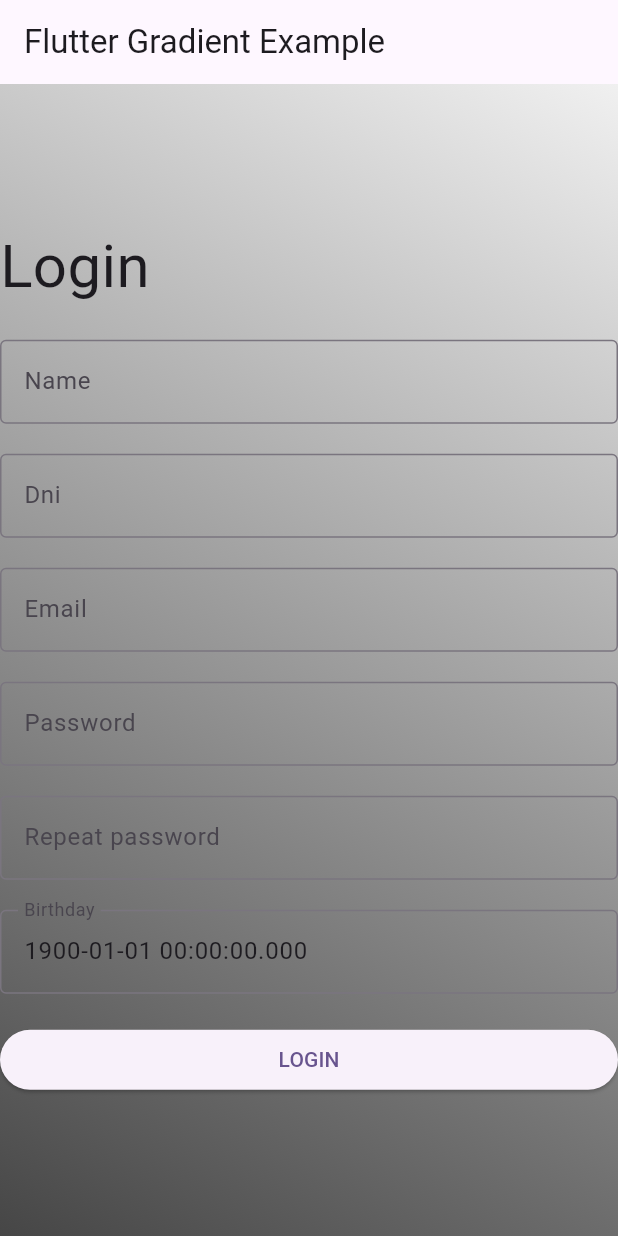
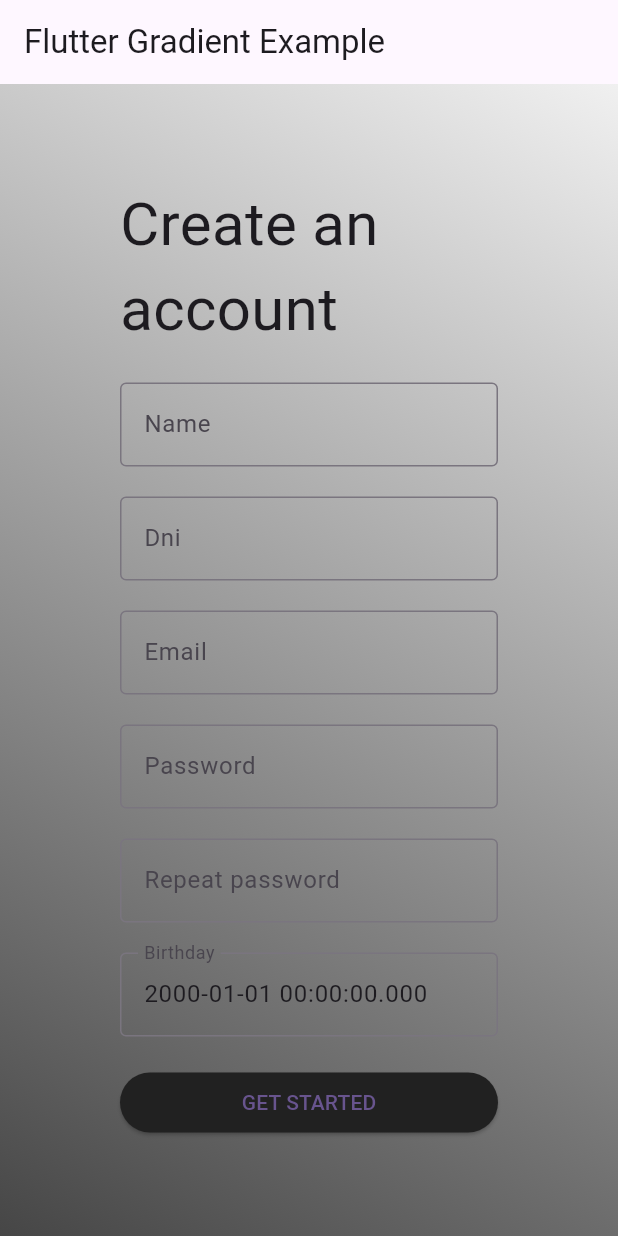
Before and after one commit to alejmnz0/Fiya, a Flutter app: the screen it shows after launch, on a phone screen of 412 x 824 dp. Run offline on Flutter 3.47's test engine with Material 3 defaults, Android fonts, the light colour scheme and no system bars; our stand-ins replace bloc, flutter_bloc.

Commit message:
little changes

```diff
--- a/fiya_front/lib/ui/pages/register_page.dart
+++ b/fiya_front/lib/ui/pages/register_page.dart
@@ -3,6 +3,7 @@ import 'package:fiya_front/repositories/user_repository_impl.dart';
 import 'package:flutter_bloc/flutter_bloc.dart';
 import 'package:fiya_front/repositories/user_repository.dart';
 import 'package:flutter/material.dart';
+import 'package:intl/intl.dart';
 
 class RegisterPage extends StatefulWidget {
   const RegisterPage({super.key});
@@ -20,7 +21,7 @@ class _RegisterPageState extends State<RegisterPage> {
   final passTextController = TextEditingController();
   final lastDate = DateTime.now();
   final firstDate = DateTime(1900, 1, 1);
-  DateTime birthDate = DateTime(1900, 1, 1);
+  DateTime birthDate = DateTime(2000, 1, 1);
   final TextEditingController birthdateTextController = TextEditingController();
 
   late UserRepository userRepo;
@@ -60,9 +61,9 @@ class _RegisterPageState extends State<RegisterPage> {
               },
               builder: (context, state) {
                 if (state is DoRegisterSuccess) {
-                  return const Text('Login success');
+                  return const Text('Register success');
                 } else if (state is DoRegisterError) {
-                  return const Text('Login error');
+                  return const Text('Register error');
                 } else if (state is DoRegisterLoading) {
                   return const Center(child: CircularProgressIndicator());
                 }
@@ -82,15 +83,20 @@ class _RegisterPageState extends State<RegisterPage> {
         mainAxisSize: MainAxisSize.min,
         crossAxisAlignment: CrossAxisAlignment.start,
         children: [
-          const Text(
-            'Login',
+          const Padding(
+            padding: EdgeInsets.symmetric(horizontal: 80.0),
+            child: Text(
+              'Create an account',
               textAlign: TextAlign.start,
               style: TextStyle(fontSize: 40),
+            ),
           ),
           const SizedBox(
             height: 20,
           ),
-          TextFormField(
+          Padding(
+            padding: const EdgeInsets.symmetric(horizontal: 80.0),
+            child: TextFormField(
               controller: nameTextController,
               decoration: const InputDecoration(
                   border: OutlineInputBorder(), labelText: 'Name'),
@@ -101,10 +107,13 @@ class _RegisterPageState extends State<RegisterPage> {
                 return null;
               },
             ),
+          ),
           const SizedBox(
             height: 20,
           ),
-          TextFormField(
+          Padding(
+            padding: const EdgeInsets.symmetric(horizontal: 80.0),
+            child: TextFormField(
               controller: dniTextController,
               decoration: const InputDecoration(
                   border: OutlineInputBorder(), labelText: 'Dni'),
@@ -115,10 +124,13 @@ class _RegisterPageState extends State<RegisterPage> {
                 return null;
               },
             ),
+          ),
           const SizedBox(
             height: 20,
           ),
-          TextFormField(
+          Padding(
+            padding: const EdgeInsets.symmetric(horizontal: 80.0),
+            child: TextFormField(
               controller: emailTextController,
               decoration: const InputDecoration(
                   border: OutlineInputBorder(), labelText: 'Email'),
@@ -129,10 +141,13 @@ class _RegisterPageState extends State<RegisterPage> {
                 return null;
               },
             ),
+          ),
           const SizedBox(
             height: 20,
           ),
-          TextFormField(
+          Padding(
+            padding: const EdgeInsets.symmetric(horizontal: 80.0),
+            child: TextFormField(
               controller: passTextController,
               obscureText: true,
               decoration: const InputDecoration(
@@ -144,10 +159,13 @@ class _RegisterPageState extends State<RegisterPage> {
                 return null;
               },
             ),
+          ),
           const SizedBox(
             height: 20,
           ),
-          TextFormField(
+          Padding(
+            padding: const EdgeInsets.symmetric(horizontal: 80.0),
+            child: TextFormField(
               controller: rpassTextController,
               obscureText: true,
               decoration: const InputDecoration(
@@ -159,15 +177,19 @@ class _RegisterPageState extends State<RegisterPage> {
                 return null;
               },
             ),
+          ),
           const SizedBox(
             height: 20,
           ),
-          TextFormField(
+          Padding(
+            padding: const EdgeInsets.symmetric(horizontal: 80.0),
+            child: TextFormField(
               controller: birthdateTextController,
               decoration: const InputDecoration(
                   border: OutlineInputBorder(), labelText: 'Birthday'),
               validator: (value) {
-              if (value == null || value.isEmpty) {
+                if (value == null ||
+                    value.compareTo(birthDate.toString()) == 0) {
                   return 'Please enter some text';
                 }
                 return null;
@@ -182,19 +204,26 @@ class _RegisterPageState extends State<RegisterPage> {
                     setState(() {
                       birthDate = selectedDate;
                       birthdateTextController.text =
-                        DateFormat.yMMMd().format(birthDate).toString();
+                          DateFormat.yMd().format(birthDate).toString();
                     });
                   }
                 });
               },
             ),
+          ),
           const SizedBox(
             height: 20,
           ),
-          SizedBox(
+          Padding(
+            padding: const EdgeInsets.symmetric(horizontal: 80.0),
+            child: SizedBox(
               width: double.infinity,
               child: ElevatedButton(
-              child: Text('Login'.toUpperCase()),
+                style: const ButtonStyle(
+                  backgroundColor:
+                      MaterialStatePropertyAll(Color.fromRGBO(33, 33, 33, 100)),
+                ),
+                child: Text('Get Started'.toUpperCase()),
                 onPressed: () {
                   if (formRegister.currentState!.validate()) {
                     registerBloc.add(DoRegisterEvent(
@@ -208,6 +237,7 @@ class _RegisterPageState extends State<RegisterPage> {
                 },
               ),
             ),
+          ),
         ],
       ),
     );
```
Lines whose indentation alone changed are shown as unchanged.
